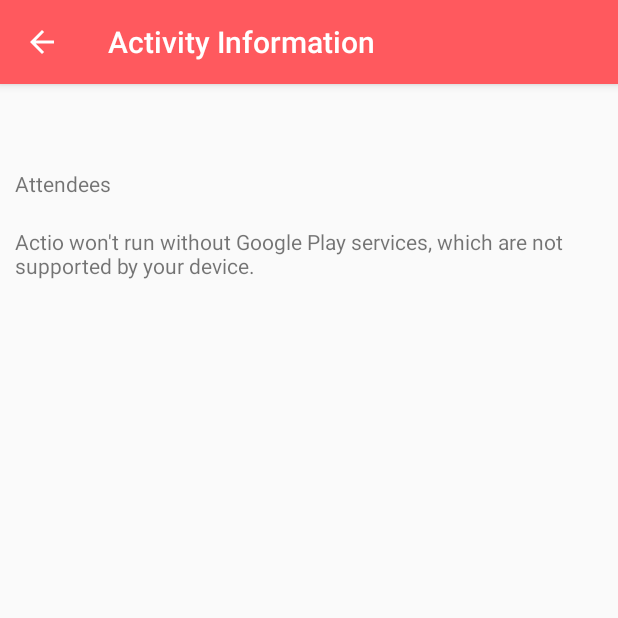
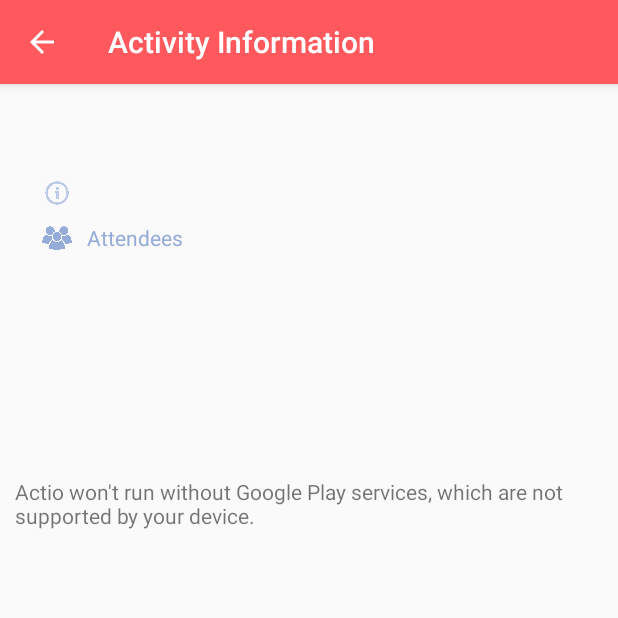
Before and after one commit to act-io/actio, an Android app: the ActivityInfoActivity screen opened directly, with no data from a screen before it, on a phone screen of 412 x 824 dp, the top half of it. Run offline under Robolectric (Android 15) with nearby library versions, the phone set to English and light mode, and no system bars; 1 statement that could not run was skipped.

Commit message:
meiar styling

```diff
--- a/app/src/main/AndroidManifest.xml
+++ b/app/src/main/AndroidManifest.xml
@@ -51,6 +51,7 @@
         </activity>
         <activity
             android:name=".ActivityListActivity"
+            android:label="All Activities"
             android:parentActivityName=".ActivityListActivity">
             <meta-data
                 android:name="android.support.PARENT_ACTIVITY"
@@ -76,9 +77,6 @@
             android:name="com.google.android.geo.API_KEY"
             android:value="@string/google_maps_key" />
 
-        <activity
-            android:name=".MapsActivity"
-            android:label="@string/title_activity_maps"></activity>
     </application>
 
 </manifest>
--- /dev/null
+++ b/app/src/main/res/drawable/multy_user_color.xml
@@ -0,0 +1,12 @@
+<?xml version="1.0" encoding="utf-8"?>
+<layer-list xmlns:android="http://schemas.android.com/apk/res/android" >
+
+    <item
+        android:drawable="@drawable/multy_user_blue"
+        android:width="20dp"
+        android:height="20dp"
+        android:left="10dp"
+        android:right="10dp"
+        />
+
+</layer-list >
--- a/app/src/main/res/layout/activity_info.xml
+++ b/app/src/main/res/layout/activity_info.xml
@@ -9,39 +9,41 @@
     android:focusable="true"
     android:focusableInTouchMode="true">
 
+        <LinearLayout xmlns:android="http://schemas.android.com/apk/res/android"
+            android:layout_width="match_parent"
+            android:layout_height="wrap_content"
+            android:layout_weight="0.4"
+            android:orientation="vertical"
+            android:padding="8dp">
+
         <TextView
             android:id="@+id/tvActivity"
-            android:layout_width="wrap_content"
+            android:layout_width="match_parent"
             android:layout_height="wrap_content"
-            android:text="Titill"
-            tools:layout_editor_absoluteX="16dp"
-            tools:layout_editor_absoluteY="16dp" />
+            android:layout_marginTop="10dp"
+            android:text="Activity Title"
+            android:paddingLeft="10dp"
+            android:textColor="@color/colorPrimaryDark"
+            android:textSize="18sp" />
 
         <TextView
             android:id="@+id/tvInfo"
-            android:layout_width="wrap_content"
+            android:layout_width="match_parent"
             android:layout_height="wrap_content"
-            android:text="Activity info"
-            app:layout_constraintTop_toBottomOf="@+id/tvActivity"
-            tools:layout_editor_absoluteX="16dp" />
+            android:layout_marginTop="10dp"
+            android:text="Activity Description"
+            android:drawableLeft="@drawable/info_icon"
+            android:textColor="@color/colorAccent" />
 
         <TextView
             android:id="@+id/tvAttendees"
-            android:layout_width="wrap_content"
+            android:layout_width="match_parent"
             android:layout_height="wrap_content"
-            android:layout_marginTop="8dp"
+            android:layout_marginTop="10dp"
             android:text="Attendees"
-            app:layout_constraintTop_toBottomOf="@+id/tvInfo"
-            tools:layout_editor_absoluteX="16dp" />
-
-        <TextView
-            android:id="@+id/tvHowMany"
-            android:layout_width="0dp"
-            android:layout_height="wrap_content"
-            android:layout_marginStart="40dp"
-            android:text="0"
-            app:layout_constraintStart_toEndOf="@+id/tvAttendees"
-            tools:layout_editor_absoluteY="61dp" />
+            android:drawableLeft="@drawable/multy_user_color"
+            android:textColor="@color/colorAccent" />
+        </LinearLayout>
 
         <android.support.constraint.Guideline
             android:id="@+id/guideline"
@@ -57,6 +59,7 @@
         android:name="com.google.android.gms.maps.SupportMapFragment"
         android:layout_width="match_parent"
         android:layout_height="283dp"
+        android:layout_weight="0.6"
         android:gravity="bottom"
         app:layout_constraintBottom_toBottomOf="parent"
         tools:context="com.example.sigrundish.actio.MapsActivity"
--- a/app/src/main/res/layout/list_item_activity.xml
+++ b/app/src/main/res/layout/list_item_activity.xml
@@ -9,7 +9,6 @@
         android:layout_width="0dp"
         android:layout_height="wrap_content"
         android:layout_gravity="center_vertical"
-        android:layout_marginLeft="10dp"
         android:layout_weight="0.3"
         android:orientation="vertical"
         android:padding="8dp"
```
Also changed, not shown: app/src/main/java/com/example/sigrundish/actio/Client.java (deleted, +0 -98 lines), app/src/main/java/com/example/sigrundish/actio/MapsActivity.java (deleted, +0 -59 lines), app/src/main/res/layout/activity_maps.xml (deleted, +0 -8 lines), app/src/main/res/layout/content_activity_info.xml (deleted, +0 -54 lines), app/src/main/res/drawable/multy_user.png (added), app/src/main/res/drawable/multy_user_blue.png (added).
